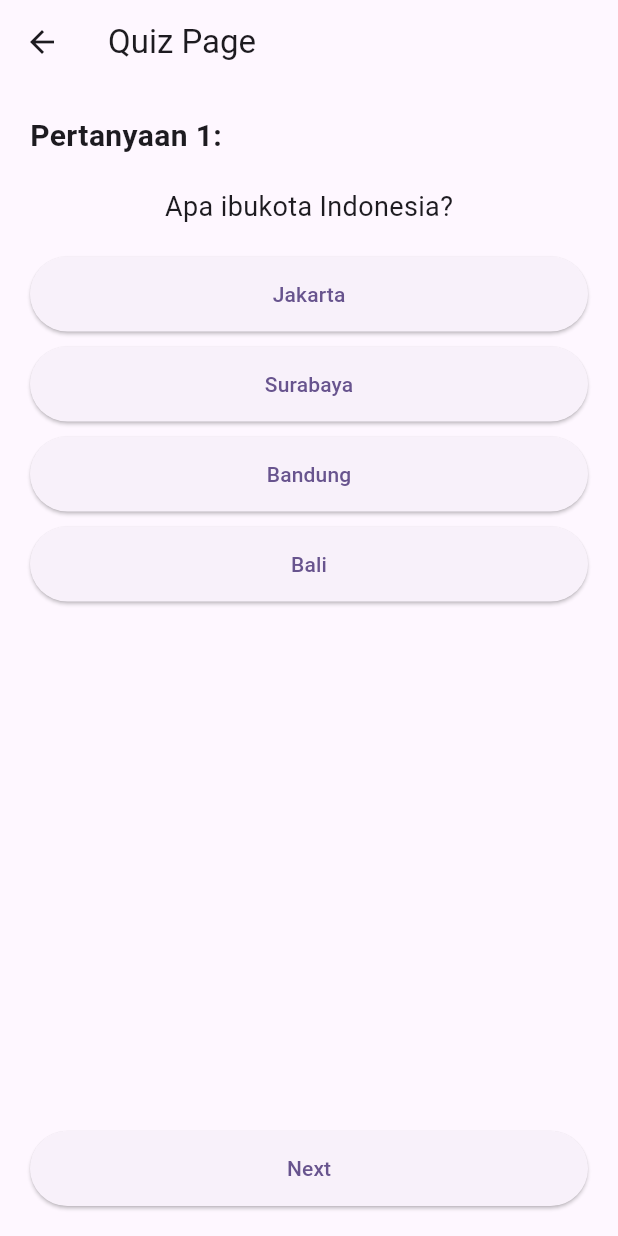
After one commit to rafsanalhad/simasam, a Flutter app: the screen it shows after launch, after a tap on "Kuis", on a phone screen of 412 x 824 dp. The commit adds this screen. Run offline on Flutter 3.47's test engine with Material 3 defaults, Android fonts, the phone set to English and light mode, and no system bars; our stand-ins replace carousel_slider, image_picker; missing offline and left inert: pytorch_lite; network calls fail.

Commit message:
Quiz Page

```diff
--- a/lib/screens/homepage.dart
+++ b/lib/screens/homepage.dart
@@ -6,6 +6,7 @@ import 'package:simasam/screens/deteksisampahpage.dart';
 import 'package:simasam/screens/edukasipage.dart';
 import 'package:simasam/modules/userdata.dart';
 import 'package:simasam/screens/gamedragsampah.dart';
+import 'package:simasam/screens/quizpage.dart';
 
 class HomePage extends StatefulWidget {
   const HomePage({super.key});
@@ -332,7 +333,7 @@ class _HomePageState extends State<HomePage> {
                                               size: 38, color: Colors.white),
                                           SizedBox(height: 7),
                                           Text(
-                                            'Edukasi',
+                                            'Game',
                                             style: TextStyle(
                                                 fontSize: 7,
                                                 color: Colors.white),
@@ -349,7 +350,7 @@ class _HomePageState extends State<HomePage> {
                                       context,
                                       MaterialPageRoute(
                                           builder: (context) =>
-                                              const EdukasiPage()));
+                                              const QuizPage()));
                                 },
                                 child: Container(
                                   child: Center(
@@ -367,7 +368,7 @@ class _HomePageState extends State<HomePage> {
                                               size: 38, color: Colors.white),
                                           SizedBox(height: 7),
                                           Text(
-                                            'Pelaporan',
+                                            'Kuis',
                                             style: TextStyle(
                                                 fontSize: 7,
                                                 color: Colors.white),
--- /dev/null
+++ b/lib/screens/quizpage.dart
@@ -0,0 +1,84 @@
+import 'package:flutter/material.dart';
+
+class QuizPage extends StatelessWidget {
+  const QuizPage({Key? key}) : super(key: key);
+
+  @override
+  Widget build(BuildContext context) {
+    return Scaffold(
+      appBar: AppBar(
+        title: Text('Quiz Page'),
+      ),
+      body: Padding(
+        padding: const EdgeInsets.all(20.0),
+        child: Column(
+          crossAxisAlignment: CrossAxisAlignment.start,
+          children: [
+            Text(
+              'Pertanyaan 1:',
+              style: TextStyle(fontSize: 20, fontWeight: FontWeight.bold),
+            ),
+            SizedBox(height: 20),
+            Container(
+              child: Column(
+                children: [
+                  Text(
+                    'Apa ibukota Indonesia?',
+                    style: TextStyle(fontSize: 18),
+                  ),
+                  SizedBox(height: 20),
+                  ElevatedButton(
+                    onPressed: () {},
+                    child: Text('Jakarta'),
+                    style: ElevatedButton.styleFrom(
+                      minimumSize: Size(
+                          double.infinity, 50), // Atur lebar ke lebar penuh
+                    ),
+                  ),
+                  SizedBox(height: 10),
+                  ElevatedButton(
+                    onPressed: () {},
+                    child: Text('Surabaya'),
+                    style: ElevatedButton.styleFrom(
+                      minimumSize: Size(
+                          double.infinity, 50), // Atur lebar ke lebar penuh
+                    ),
+                  ),
+                  SizedBox(height: 10),
+                  ElevatedButton(
+                    onPressed: () {},
+                    child: Text('Bandung'),
+                    style: ElevatedButton.styleFrom(
+                      minimumSize: Size(
+                          double.infinity, 50), // Atur lebar ke lebar penuh
+                    ),
+                  ),
+                  SizedBox(height: 10),
+                  ElevatedButton(
+                    onPressed: () {},
+                    child: Text('Bali'),
+                    style: ElevatedButton.styleFrom(
+                      minimumSize: Size(
+                          double.infinity, 50), // Atur lebar ke lebar penuh
+                    ),
+                  ),
+                ],
+              ),
+            ),
+            Spacer(), // Spacer akan menempatkan widget di posisi paling bawah
+            Container(
+              alignment: Alignment.bottomCenter,
+              child: ElevatedButton(
+                onPressed: () {},
+                style: ElevatedButton.styleFrom(
+                  minimumSize: Size(double.infinity, 50), // Atur lebar ke lebar penuh
+                ),
+                child: Text('Next'),
+              ),
+            ),
+          ],
+        ),
+      ),
+    );
+  }
+}
```
